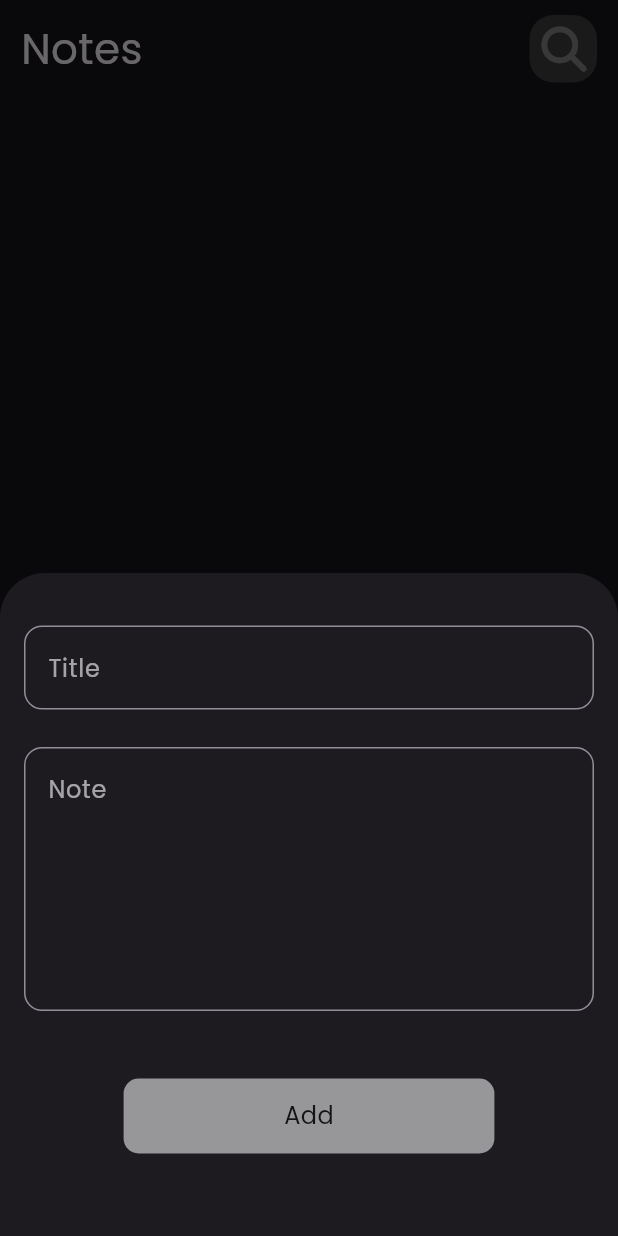
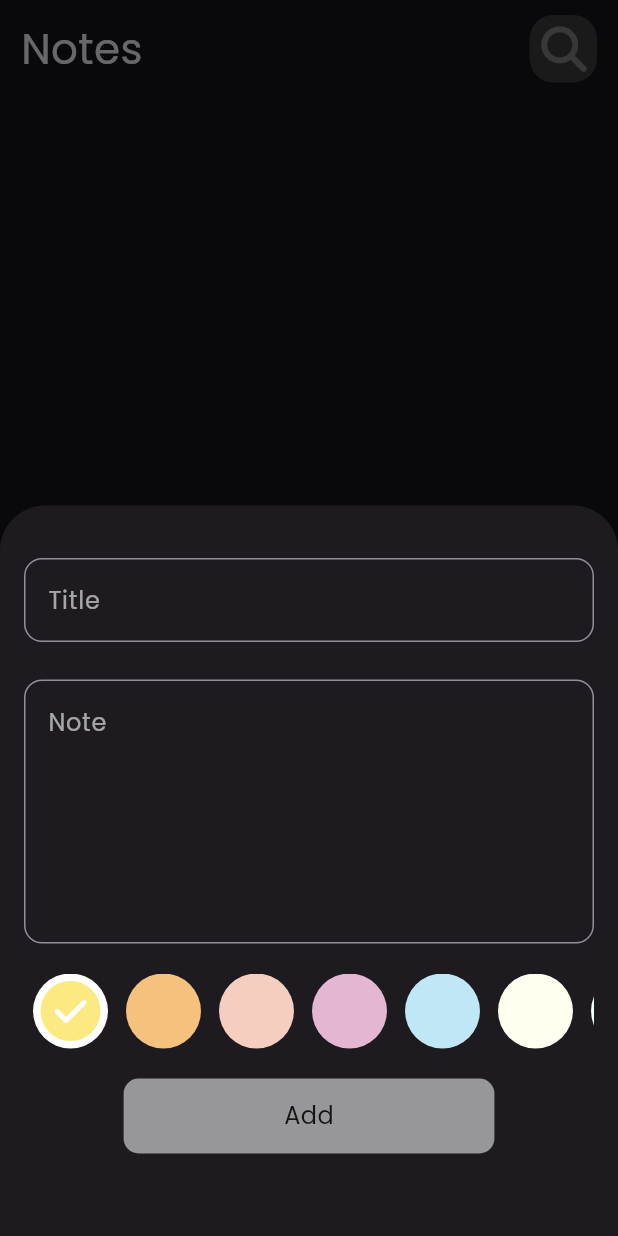
Before and after one commit to A-Elsawy/notes-app, a Flutter app: the screen it shows after launch, after a tap on the "add" icon, on a phone screen of 412 x 824 dp. Run offline on Flutter 3.47's test engine with Material 3 defaults, Android fonts, the phone set to English and light mode, and no system bars; our stand-ins replace bloc, flutter_bloc, font_awesome_flutter, hive, hive_flutter; accounts and stored records are empty.

Commit message:
edit colors note done✅

```diff
--- /dev/null
+++ b/lib/constant.dart
@@ -0,0 +1,15 @@
+import 'package:flutter/material.dart';
+
+const String kBoxName = 'notes_box';
+
+List<Color> kColors = const [
+  Color(0xffffe666),
+  Color(0xfff5c27d),
+  Color(0xfff6cebf),
+  Color(0xffe3b7d2),
+  Color(0xffbfe7f6),
+  Color(0xfffffff0),
+  Color(0xfff5fffa),
+  Color(0xffe0ffff),
+  Color(0xfffffafa),
+];
--- a/lib/cubits/note_cubit/cubit/note_cubit_cubit.dart
+++ b/lib/cubits/note_cubit/cubit/note_cubit_cubit.dart
@@ -1,6 +1,7 @@
 import 'package:bloc/bloc.dart';
 import 'package:hive/hive.dart';
 import 'package:meta/meta.dart';
+import 'package:notes_app/constant.dart';
 import 'package:notes_app/models/note_model.dart';
 
 part 'note_cubit_state.dart';
@@ -11,7 +12,7 @@ class NoteCubitCubit extends Cubit<NoteCubitState> {
   List<NoteModel>? notes;
 
   void fetchAllNotes() async {
-    var notesBox = Hive.box<NoteModel>('notes_box');
+    var notesBox = Hive.box<NoteModel>(kBoxName);
 
     notes = notesBox.values.toList();
 
--- a/lib/main.dart
+++ b/lib/main.dart
@@ -1,6 +1,7 @@
 import 'package:flutter/material.dart';
 import 'package:flutter_bloc/flutter_bloc.dart';
 import 'package:hive_flutter/adapters.dart';
+import 'package:notes_app/constant.dart';
 import 'package:notes_app/cubits/note_cubit/cubit/note_cubit_cubit.dart';
 import 'package:notes_app/models/note_model.dart';
 import 'package:notes_app/simple_bloc_observer.dart';
@@ -13,7 +14,7 @@ void main() async {
 
   Hive.registerAdapter(NoteModelAdapter());
 
-  await Hive.openBox<NoteModel>('notes_box');
+  await Hive.openBox<NoteModel>(kBoxName);
 
   runApp(const NotesApp());
 }
--- a/lib/models/note_model.dart
+++ b/lib/models/note_model.dart
@@ -11,7 +11,7 @@ class NoteModel extends HiveObject {
   @HiveField(2)
   final String date;
   @HiveField(3)
-  final int color;
+  int color;
 
   NoteModel({
     required this.title,
--- a/lib/widgets/add_note_form.dart
+++ b/lib/widgets/add_note_form.dart
@@ -2,6 +2,7 @@ import 'package:flutter/material.dart';
 import 'package:flutter_bloc/flutter_bloc.dart';
 import 'package:notes_app/cubits/add_cubit/cubit/add_note_cubit.dart';
 import 'package:notes_app/models/note_model.dart';
+import 'package:notes_app/widgets/color_list_view.dart';
 import 'package:notes_app/widgets/custom_text_field.dart';
 import 'package:notes_app/widgets/cutom_button.dart';
 
@@ -43,7 +44,9 @@ class _AddNoteFormState extends State<AddNoteForm> {
               subTitle = value;
             },
           ),
-          const SizedBox(height: 45),
+          const SizedBox(height: 20),
+          const ColorsListView(),
+          const SizedBox(height: 20),
           BlocBuilder<AddNoteCubit, AddNoteState>(
             builder: (context, state) {
               return CustomButton(
--- /dev/null
+++ b/lib/widgets/color_item.dart
@@ -0,0 +1,33 @@
+import 'package:flutter/material.dart';
+import 'package:font_awesome_flutter/font_awesome_flutter.dart';
+
+class ColorItem extends StatelessWidget {
+  final bool isActive;
+  final Color color;
+  const ColorItem({super.key, required this.isActive, required this.color});
+
+  @override
+  Widget build(BuildContext context) {
+    return isActive
+        ? CircleAvatar(
+            radius: 25,
+            backgroundColor: Colors.white,
+            child: CircleAvatar(
+              radius: 20,
+              backgroundColor: color,
+              child: const CircleAvatar(
+                radius: 20,
+                backgroundColor: Color.fromARGB(48, 245, 245, 245),
+                child: Icon(
+                  FontAwesomeIcons.check,
+                  color: Colors.white,
+                ),
+              ),
+            ),
+          )
+        : CircleAvatar(
+            radius: 25,
+            backgroundColor: color,
+          );
+  }
+}
--- /dev/null
+++ b/lib/widgets/color_list_view.dart
@@ -0,0 +1,42 @@
+import 'package:flutter/material.dart';
+import 'package:flutter_bloc/flutter_bloc.dart';
+import 'package:notes_app/constant.dart';
+import 'package:notes_app/cubits/add_cubit/cubit/add_note_cubit.dart';
+import 'package:notes_app/widgets/color_item.dart';
+
+class ColorsListView extends StatefulWidget {
+  const ColorsListView({super.key});
+
+  @override
+  State<ColorsListView> createState() => _ColorsListViewState();
+}
+
+class _ColorsListViewState extends State<ColorsListView> {
+  int currentIndex = 0;
+
+  @override
+  Widget build(BuildContext context) {
+    return SizedBox(
+      height: 25 * 2,
+      child: ListView.builder(
+        scrollDirection: Axis.horizontal,
+        itemBuilder: (context, index) => Padding(
+          padding: const EdgeInsets.symmetric(horizontal: 6.0),
+          child: GestureDetector(
+            onTap: () {
+              currentIndex = index;
+
+              BlocProvider.of<AddNoteCubit>(context).color = kColors[index];
+              setState(() {});
+            },
+            child: ColorItem(
+              color: kColors[index],
+              isActive: currentIndex == index,
+            ),
+          ),
+        ),
+        itemCount: kColors.length,
+      ),
+    );
+  }
+}
--- a/lib/widgets/edit_note_view_body.dart
+++ b/lib/widgets/edit_note_view_body.dart
@@ -4,6 +4,7 @@ import 'package:notes_app/cubits/note_cubit/cubit/note_cubit_cubit.dart';
 import 'package:notes_app/models/note_model.dart';
 import 'package:notes_app/widgets/custom_app_bar.dart';
 import 'package:notes_app/widgets/custom_text_field.dart';
+import 'package:notes_app/widgets/edit_note_colors_list.dart';
 
 class EditNoteViewBody extends StatefulWidget {
   final NoteModel note;
@@ -57,6 +58,9 @@ class _EditNoteViewBodyState extends State<EditNoteViewBody> {
             const SizedBox(
               height: 15,
             ),
+            EditNoteColorsList(
+              note: widget.note,
+            ),
           ],
         ),
       ),
```
Also changed, not shown: lib/cubits/add_cubit/cubit/add_note_cubit.dart (+7 -3 lines), lib/widgets/edit_note_colors_list.dart (added, +47 -0 lines), lib/widgets/notes_list_view.dart (+0 -11 lines).
